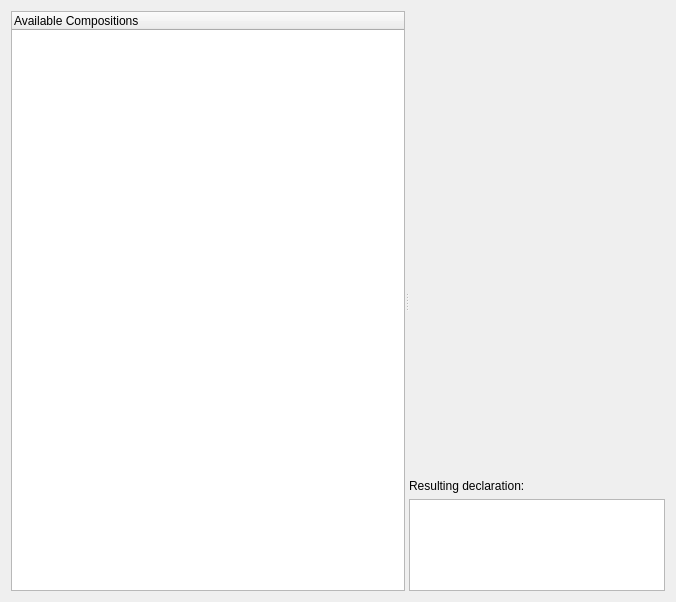
Before: the Qt Designer form lib/syskit/gui/orocos_composer.ui in rock-core/tools-syskit, drawn with Qt 5.
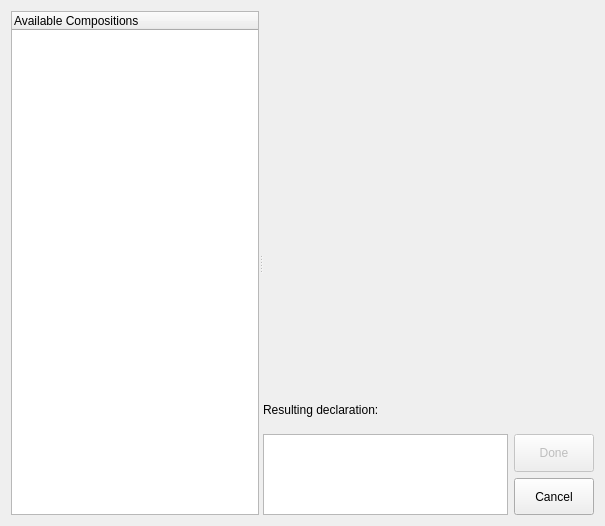
After: the same form once the commit is applied.

```diff
--- a/lib/syskit/gui/orocos_composer.ui
+++ b/lib/syskit/gui/orocos_composer.ui
@@ -6,14 +6,14 @@
    <rect>
     <x>0</x>
     <y>0</y>
-    <width>676</width>
-    <height>602</height>
+    <width>605</width>
+    <height>526</height>
    </rect>
   </property>
   <property name="windowTitle">
    <string>Orocos Composer</string>
   </property>
-  <layout class="QVBoxLayout" name="verticalLayout_2">
+  <layout class="QVBoxLayout" name="verticalLayout">
    <item>
     <widget class="QSplitter" name="splitter">
      <property name="orientation">
@@ -22,10 +22,16 @@
      <widget class="QTreeWidget" name="compositionModels">
       <property name="sizePolicy">
        <sizepolicy hsizetype="Preferred" vsizetype="Expanding">
-        <horstretch>1</horstretch>
+        <horstretch>0</horstretch>
         <verstretch>0</verstretch>
        </sizepolicy>
       </property>
+      <property name="maximumSize">
+       <size>
+        <width>16777215</width>
+        <height>16777215</height>
+       </size>
+      </property>
       <attribute name="headerVisible">
        <bool>true</bool>
       </attribute>
@@ -39,34 +45,75 @@
       </column>
      </widget>
      <widget class="QWidget" name="">
-      <layout class="QVBoxLayout" name="verticalLayout">
-       <item>
+      <layout class="QGridLayout" name="gridLayout" rowstretch="10,1,1,1">
+       <property name="sizeConstraint">
+        <enum>QLayout::SetNoConstraint</enum>
+       </property>
+       <item row="0" column="0" colspan="2">
         <widget class="QWidget" name="graphHolder" native="true">
          <property name="sizePolicy">
           <sizepolicy hsizetype="Expanding" vsizetype="Expanding">
-           <horstretch>3</horstretch>
-           <verstretch>5</verstretch>
+           <horstretch>10</horstretch>
+           <verstretch>2</verstretch>
           </sizepolicy>
          </property>
         </widget>
        </item>
-       <item>
+       <item row="1" column="0">
         <widget class="QLabel" name="label">
          <property name="text">
           <string>Resulting declaration:</string>
          </property>
         </widget>
        </item>
-       <item>
+       <item row="2" column="0" rowspan="2">
         <widget class="QTextBrowser" name="codeDisplay">
          <property name="sizePolicy">
           <sizepolicy hsizetype="Expanding" vsizetype="Expanding">
-           <horstretch>3</horstretch>
+           <horstretch>2</horstretch>
            <verstretch>1</verstretch>
           </sizepolicy>
          </property>
         </widget>
        </item>
+       <item row="2" column="1">
+        <widget class="QPushButton" name="btnDone">
+         <property name="enabled">
+          <bool>false</bool>
+         </property>
+         <property name="sizePolicy">
+          <sizepolicy hsizetype="Fixed" vsizetype="MinimumExpanding">
+           <horstretch>1</horstretch>
+           <verstretch>1</verstretch>
+          </sizepolicy>
+         </property>
+         <property name="text">
+          <string>Done</string>
+         </property>
+        </widget>
+       </item>
+       <item row="3" column="1">
+        <widget class="QPushButton" name="btnCancel">
+         <property name="enabled">
+          <bool>true</bool>
+         </property>
+         <property name="sizePolicy">
+          <sizepolicy hsizetype="Fixed" vsizetype="MinimumExpanding">
+           <horstretch>1</horstretch>
+           <verstretch>1</verstretch>
+          </sizepolicy>
+         </property>
+         <property name="text">
+          <string>Cancel</string>
+         </property>
+         <property name="default">
+          <bool>false</bool>
+         </property>
+         <property name="flat">
+          <bool>false</bool>
+         </property>
+        </widget>
+       </item>
       </layout>
      </widget>
     </widget>
```
